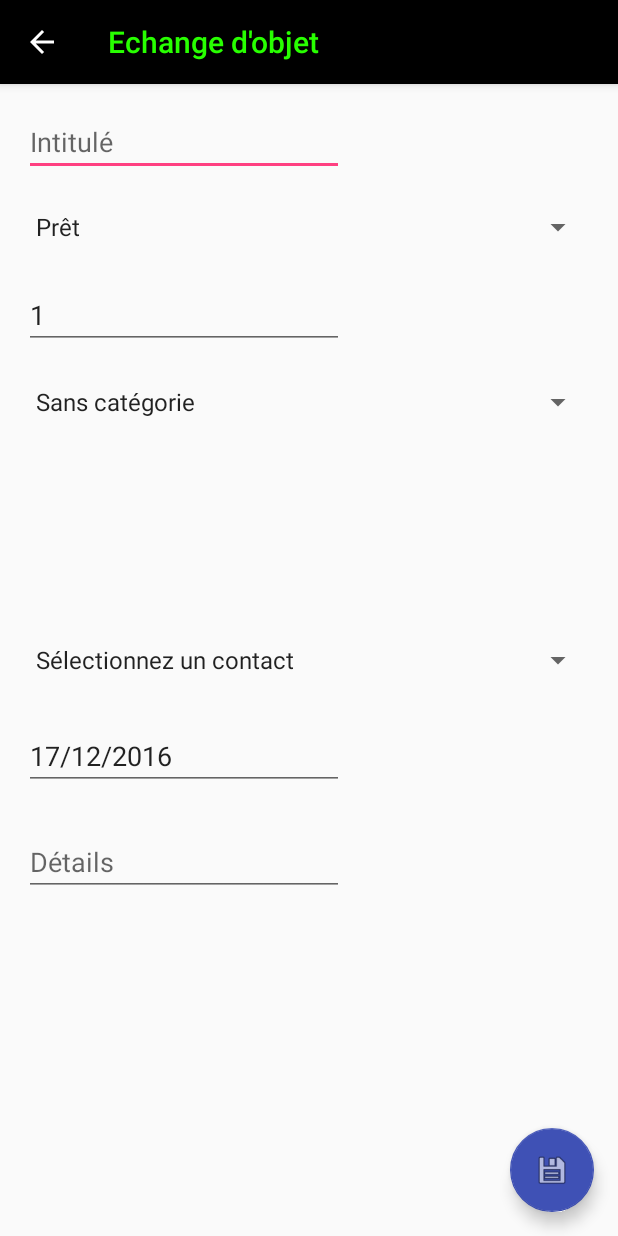
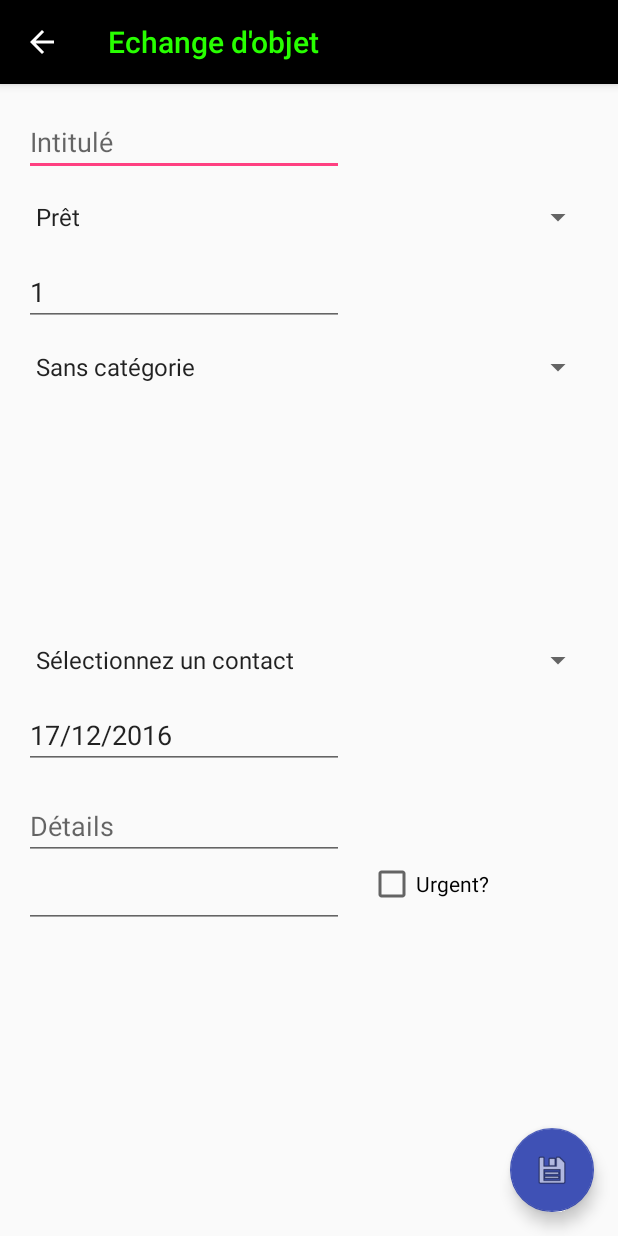
Before and after one commit to Frackup/RemindMe, an Android app: the ObjectCreationActivity screen opened directly, with no data from a screen before it, on a phone screen of 412 x 824 dp. Run offline under Robolectric (Android 15) with nearby library versions, the phone set to English and light mode, and no system bars; 2 statements that could not run were skipped.

```diff
--- a/app/src/main/java/com/example/avescera/remindme/HomePageActivity.java
+++ b/app/src/main/java/com/example/avescera/remindme/HomePageActivity.java
@@ -3,14 +3,12 @@ package com.example.avescera.remindme;
 import android.app.AlertDialog;
 import android.content.DialogInterface;
 import android.content.Intent;
-import android.graphics.drawable.ColorDrawable;
 import android.os.Bundle;
 import android.support.annotation.NonNull;
 import android.support.design.widget.FloatingActionButton;
 import android.support.design.widget.NavigationView;
 import android.support.v4.view.GravityCompat;
 import android.support.v4.widget.DrawerLayout;
-import android.support.v7.app.ActionBar;
 import android.support.v7.app.ActionBarDrawerToggle;
 import android.support.v7.app.AppCompatActivity;
 import android.support.v7.widget.Toolbar;
@@ -127,7 +125,7 @@ public class HomePageActivity extends AppCompatActivity
     @Override
     public boolean onCreateOptionsMenu(Menu menu) {
         // Inflate the menu; this adds items to the action bar if it is present.
-        getMenuInflater().inflate(R.menu.home_page, menu);
+        getMenuInflater().inflate(R.menu.menu_home_page, menu);
         return true;
     }
 
--- a/app/src/main/res/layout/activity_money_list.xml
+++ b/app/src/main/res/layout/activity_money_list.xml
@@ -10,7 +10,7 @@
     <android.support.design.widget.AppBarLayout
         android:layout_width="match_parent"
         android:layout_height="wrap_content"
-        android:theme="@style/AppTheme.AppBarOverlay">
+        android:theme="@style/AppTheme.AppBarOverlayMoney">
 
         <android.support.v7.widget.Toolbar
             android:id="@+id/toolbar"
--- a/app/src/main/res/layout/content_object_creation.xml
+++ b/app/src/main/res/layout/content_object_creation.xml
@@ -26,7 +26,7 @@
     <Spinner
         android:layout_width="match_parent"
         android:layout_height="wrap_content"
-        android:layout_marginTop="22dp"
+        android:layout_marginTop="15dp"
         android:id="@+id/spinnerObjectCreationType"
         android:layout_below="@+id/editTxtObjectCreationTitle"
         android:layout_alignParentStart="true" />
@@ -38,7 +38,7 @@
         android:ems="10"
         android:layout_below="@+id/spinnerObjectCreationType"
         android:layout_alignEnd="@+id/editTxtObjectCreationTitle"
-        android:layout_marginTop="24dp"
+        android:layout_marginTop="15dp"
         android:id="@+id/editTxtObjectCreationQty"
         android:hint="@string/hint_edittxt_object_qty" />
 
@@ -47,7 +47,7 @@
         android:layout_height="wrap_content"
         android:layout_below="@+id/editTxtObjectCreationQty"
         android:layout_alignParentStart="true"
-        android:layout_marginTop="23dp"
+        android:layout_marginTop="15dp"
         android:id="@+id/spinnerObjectCreationCateroy" />
 
     <EditText
@@ -57,7 +57,7 @@
         android:ems="10"
         android:layout_below="@+id/spinnerObjectCreationContact"
         android:layout_alignParentStart="true"
-        android:layout_marginTop="29dp"
+        android:layout_marginTop="15dp"
         android:id="@+id/editTxtObjectCreationDate"
         android:hint="@string/hint_edittxt_object_date" />
 
@@ -68,7 +68,7 @@
         android:ems="10"
         android:layout_below="@+id/editTxtObjectCreationDate"
         android:layout_alignParentStart="true"
-        android:layout_marginTop="25dp"
+        android:layout_marginTop="15dp"
         android:id="@+id/editTxtObjectCreationDetails"
         android:hint="@string/hint_edittxt_object_details" />
 
@@ -78,4 +78,22 @@
         android:id="@+id/spinnerObjectCreationContact"
         android:layout_centerVertical="true"
         android:layout_alignParentStart="true" />
+
+    <EditText
+        android:layout_width="wrap_content"
+        android:layout_height="wrap_content"
+        android:inputType="date"
+        android:ems="10"
+        android:layout_below="@+id/editTxtObjectCreationDetails"
+        android:layout_alignParentStart="true"
+        android:id="@+id/editTxtObjectTargetDate" />
+
+    <CheckBox
+        android:text="Urgent?"
+        android:layout_width="wrap_content"
+        android:layout_height="wrap_content"
+        android:layout_below="@+id/editTxtObjectCreationDetails"
+        android:layout_toEndOf="@+id/editTxtObjectTargetDate"
+        android:layout_marginStart="16dp"
+        android:id="@+id/chkbxImportant" />
 </RelativeLayout>
```
Also changed, not shown: app/src/main/java/com/example/avescera/remindme/StatisticsActivityNew.java (+9 -7 lines), app/src/main/res/values/styles.xml (+13 -1 lines), app/src/main/res/menu/menu_home_page.xml (renamed from app/src/main/res/menu/home_page.xml), 1 other file.
